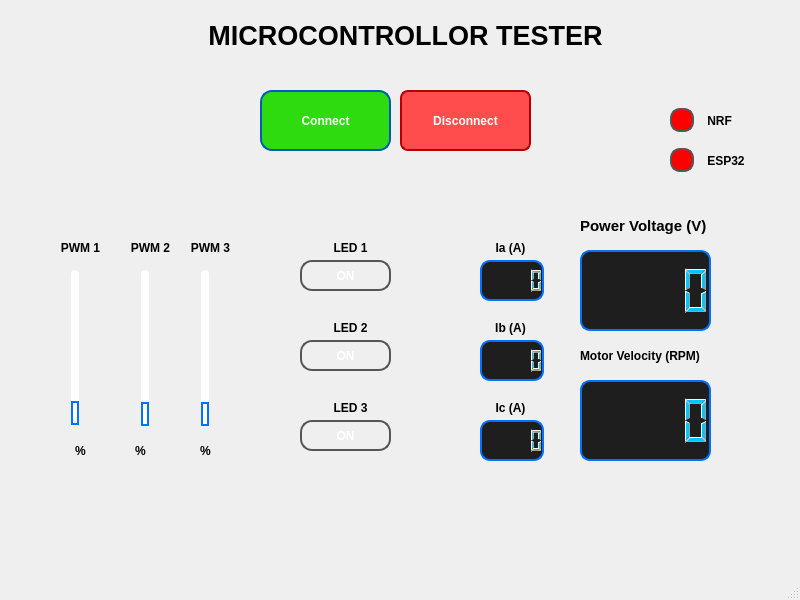
This is GUI/UI/main.ui in ismailEngineer/padelec_project as Qt 5 draws it before an edit. The edited form follows.
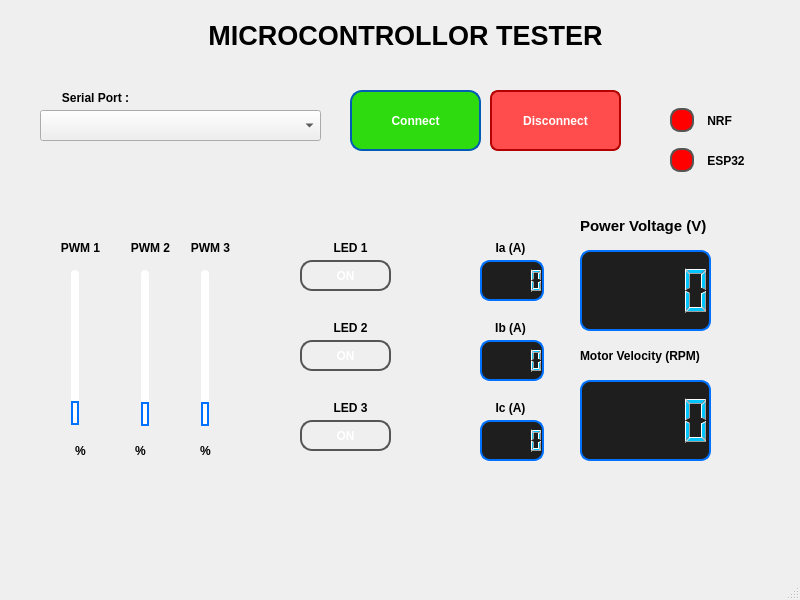
This is the edited form.

Commit message: add auto detection ports list and put it in combo box

Diff of the .ui file:
```diff
--- a/GUI/UI/main.ui
+++ b/GUI/UI/main.ui
@@ -335,7 +335,7 @@
    <widget class="QPushButton" name="connectButton">
     <property name="geometry">
      <rect>
-      <x>260</x>
+      <x>350</x>
       <y>90</y>
       <width>131</width>
       <height>61</height>
@@ -366,7 +366,7 @@
    <widget class="QPushButton" name="disconnectButton">
     <property name="geometry">
      <rect>
-      <x>400</x>
+      <x>490</x>
       <y>90</y>
       <width>131</width>
       <height>61</height>
@@ -885,6 +885,45 @@
      <string>    ESP32</string>
     </property>
    </widget>
+   <widget class="QComboBox" name="serial_port_liste">
+    <property name="geometry">
+     <rect>
+      <x>40</x>
+      <y>110</y>
+      <width>281</width>
+      <height>31</height>
+     </rect>
+    </property>
+    <property name="currentText">
+     <string extracomment="&lt;serial_port&gt;"/>
+    </property>
+   </widget>
+   <widget class="QLabel" name="label_23">
+    <property name="geometry">
+     <rect>
+      <x>40</x>
+      <y>90</y>
+      <width>111</width>
+      <height>16</height>
+     </rect>
+    </property>
+    <property name="font">
+     <font>
+      <family>Ubuntu</family>
+      <weight>75</weight>
+      <bold>true</bold>
+     </font>
+    </property>
+    <property name="styleSheet">
+     <string notr="true"/>
+    </property>
+    <property name="text">
+     <string>Serial Port :</string>
+    </property>
+    <property name="alignment">
+     <set>Qt::AlignCenter</set>
+    </property>
+   </widget>
    <zorder>lcdNumber_voltage</zorder>
    <zorder>ledOnButton_1</zorder>
    <zorder>verticalSlider_pwm1</zorder>
```
Left out of the diff: 2 changed lines with no effect on the pictures. The commit also changes 1 other file.
